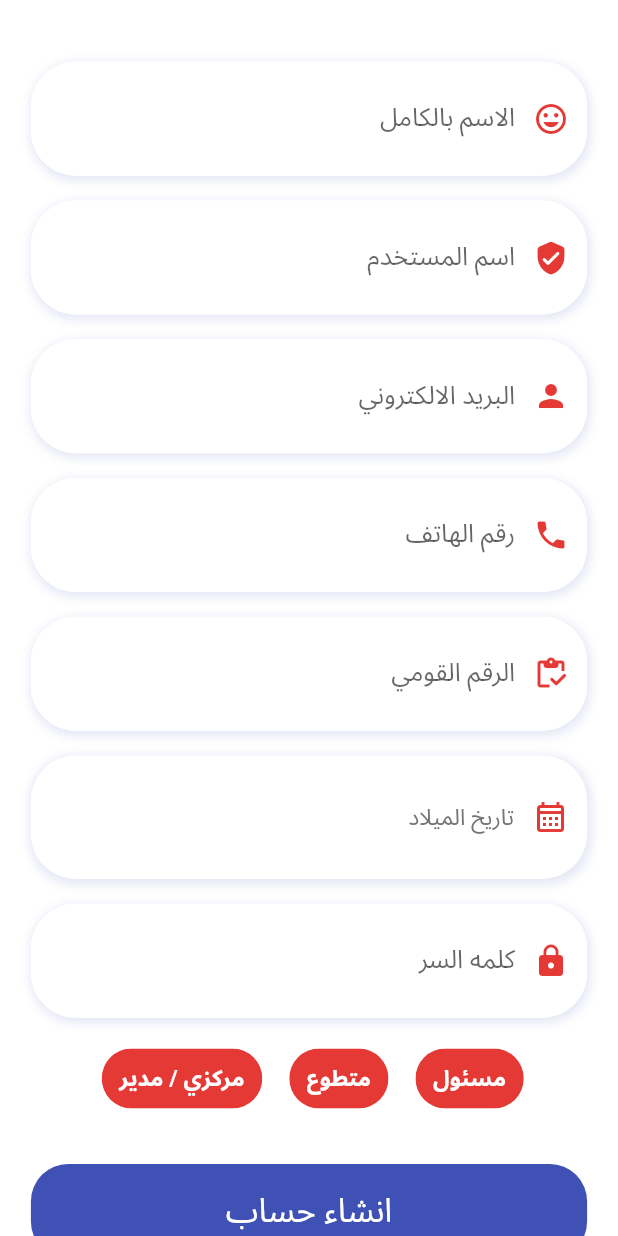
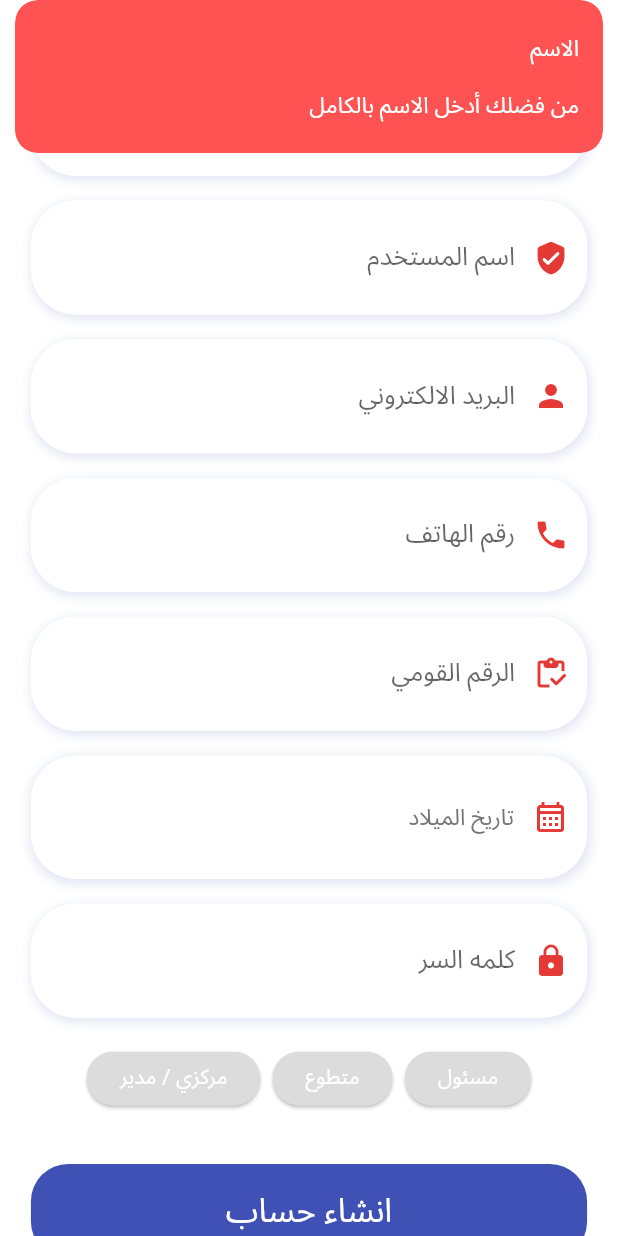
Before and after one commit to abdalla3yash/resala, a Flutter app: the RegisterScreen screen opened directly, after a tap on "انشاء حساب", on a phone screen of 412 x 824 dp. Run offline on Flutter 3.47's test engine with Material 2 defaults, Android fonts, the phone set to English and light mode, and no system bars; our stand-ins replace get, shared_preferences; accounts and stored records are empty.

Commit message:
finish register function

```diff
--- a/lib/views/screen/auth/forget_pass_screen.dart
+++ b/lib/views/screen/auth/forget_pass_screen.dart
@@ -5,7 +5,7 @@ class ForgetPasswordScreen extends StatelessWidget {
 
   @override
   Widget build(BuildContext context) {
-    return Scaffold(
+    return const Scaffold(
       body: Center(
         child: Text("forgot passssss"),
       ),
--- a/lib/views/screen/auth/login_screen.dart
+++ b/lib/views/screen/auth/login_screen.dart
@@ -17,7 +17,7 @@ class LoginScreen extends StatelessWidget {
     var emailController = TextEditingController();
     var passwordController = TextEditingController();
 
-    void _login(AuthController authController) {
+    void login(AuthController authController) {
       String email = emailController.text.trim();
       String password = passwordController.text.trim();
       if (email.isEmpty) {
@@ -91,7 +91,7 @@ class LoginScreen extends StatelessWidget {
                       ),
                       GestureDetector(
                         onTap: () {
-                          _login(controller);
+                          login(controller);
                         },
                         child: Container(
                           width: Get.context!.width * 0.9,
--- a/lib/views/screen/auth/register_screen.dart
+++ b/lib/views/screen/auth/register_screen.dart
@@ -2,9 +2,12 @@ import 'package:flutter/material.dart';
 import 'package:get/get.dart';
 import 'package:intl/intl.dart';
 import 'package:resala/controller/controllers/auth_controller.dart';
+import 'package:resala/model/models/register_model.dart';
+import 'package:resala/model/routes/router.dart';
 import 'package:resala/views/widget/app_text_field.dart';
 import 'package:resala/views/widget/colors.dart';
 import 'package:resala/views/widget/custom_loader.dart';
+import 'package:resala/views/widget/custom_snackbar.dart';
 import 'package:resala/views/widget/footer.dart';
 import 'package:resala/views/widget/time_picker.dart';
 
@@ -26,38 +29,74 @@ class _RegisterScreenState extends State<RegisterScreen>
     var phoneController = TextEditingController();
     var usernameController = TextEditingController();
     var nationalIDController = TextEditingController();
-    var userTybeIDController = TextEditingController();
     var passwordController = TextEditingController();
+    int? defaultChoiceIndex;
 
-    int? selectedIndex;
-    List<String> chipsList = [
+    void registeration(AuthController authController) {
+      String name = nameController.text.trim();
+      String email = emailController.text.trim();
+      String password = passwordController.text.trim();
+      String phone = phoneController.text.trim();
+      String username = usernameController.text.trim();
+      String nationalID = nationalIDController.text.trim();
+      String userType = defaultChoiceIndex.toString();
+      String birthDay = dateSub.toString();
+
+      if (name.isEmpty) {
+        showCustomSnackBar("من فضلك أدخل الاسم بالكامل", title: "الاسم");
+      } else if (username.isEmpty) {
+        showCustomSnackBar("من فضلك أدخل اسم المستخدم", title: "اسم المستخدم");
+      } else if (email.isEmpty) {
+        showCustomSnackBar("من فضلك أدخل البريد الالكتروني",
+            title: "البريد الالكتروني");
+      } else if (phone.isEmpty) {
+        showCustomSnackBar("من فضلك أدخل رقم الهاتف ", title: "رقم الهاتف");
+      } else if (nationalID.isEmpty) {
+        showCustomSnackBar("من فضلك أدخل الرقم القومي", title: "الرقم القومي");
+      } else if (birthDay.isEmpty) {
+        showCustomSnackBar("من فضلك أدخل تاريخ الميلاد",
+            title: "تاريخ الميلاد");
+      } else if (userType.isEmpty) {
+        showCustomSnackBar("من فضلك يجب اختيار نوع المسئوليه",
+            title: "نوع المسئوليه");
+      } else if (password.isEmpty) {
+        showCustomSnackBar("من فضلك أدخل كلمه السر", title: "كلمه السر");
+      } else if (!GetUtils.isEmail(email)) {
+        showCustomSnackBar("من فضلك أدخل عنوان بريد الكتروني صالح",
+            title: "البريد الالكتروني");
+      } else if (password.length < 6) {
+        showCustomSnackBar("كلمه السر يجب أن تكون اكثر من 6 حروف",
+            title: "كلمه السر");
+      } else if (nationalID.length != 14) {
+        showCustomSnackBar("من فضلك أدخل رقم قومي صالح", title: "الرقم القومي");
+      } else {
+        showCustomSnackBar("تم انشاء الحساب بنجاح",
+            title: "رساله", color: AppColors.mainBlueColor);
+        RegisterModel registermodel = RegisterModel(
+          name: name,
+          nationalId: nationalID,
+          birthDate: birthDay,
+          email: email,
+          userName: username,
+          mobile: phone,
+          userTypeId: userType,
+          image: "assets/img/profile.jpg",
+        );
+        authController.registeration(registermodel).then((status) {
+          if (status.isSuccess) {
+            Get.offNamed(RouteHelper.getHome());
+          } else {
+            showCustomSnackBar(status.message);
+          }
+        });
+      }
+    }
+
+    List<String> choicesList = [
       "مسئول",
       "متطوع",
       "مركزي / مدير",
     ];
-    List<Widget> techChips() {
-      List<Widget> chips = [];
-      for (int i = 0; i < chipsList.length; i++) {
-        Widget item = Padding(
-          padding: const EdgeInsets.only(left: 10, right: 5),
-          child: ChoiceChip(
-            label: Text(chipsList[i].toString()),
-            labelStyle: const TextStyle(color: Colors.white),
-            backgroundColor: AppColors.mainRedColor,
-            selectedColor: AppColors.mainBlueColor,
-            disabledColor: AppColors.whiteColor,
-            selected: selectedIndex == i,
-            onSelected: (bool value) {
-              setState(() {
-                selectedIndex = i;
-              });
-            },
-          ),
-        );
-        chips.add(item);
-      }
-      return chips;
-    }
 
     return Scaffold(
       backgroundColor: AppColors.whiteColor,
@@ -119,7 +158,7 @@ class _RegisterScreenState extends State<RegisterScreen>
                                   context: context,
                                   initialDate: DateTime.now(),
                                   firstDate: DateTime(1950),
-                                  lastDate: DateTime(2050),
+                                  lastDate: DateTime.now(),
                                   currentDate: DateTime.now(),
                                   initialEntryMode:
                                       DatePickerEntryMode.calendar,
@@ -159,15 +198,46 @@ class _RegisterScreenState extends State<RegisterScreen>
                         height: Get.context!.height * 0.02,
                       ),
                       Wrap(
-                        spacing: 3,
-                        direction: Axis.horizontal,
-                        children: techChips(),
+                        spacing: 8,
+                        children: List.generate(
+                          choicesList.length,
+                          (index) {
+                            return ChoiceChip(
+                              labelPadding: const EdgeInsets.all(2.0),
+                              label: Text(
+                                choicesList[index],
+                                style: Theme.of(context)
+                                    .textTheme
+                                    .bodyText2!
+                                    .copyWith(
+                                      color: Colors.white,
+                                      fontSize: 14,
+                                    ),
+                              ),
+                              selected: defaultChoiceIndex == index,
+                              selectedColor: AppColors.mainBlueColor,
+                              onSelected: (value) {
+                                setState(
+                                  () {
+                                    defaultChoiceIndex =
+                                        value ? index : defaultChoiceIndex;
+                                  },
+                                );
+                              },
+                              elevation: 1,
+                              padding:
+                                  const EdgeInsets.symmetric(horizontal: 20),
+                            );
+                          },
+                        ),
                       ),
                       SizedBox(
                         height: Get.context!.height * 0.04,
                       ),
                       GestureDetector(
-                        onTap: () {},
+                        onTap: () {
+                          registeration(controller);
+                        },
                         child: Container(
                           width: Get.context!.width * 0.9,
                           height: Get.context!.height / 13,
--- a/lib/views/screen/home/home_screen.dart
+++ b/lib/views/screen/home/home_screen.dart
@@ -5,6 +5,6 @@ class HomeScreen extends StatelessWidget {
 
   @override
   Widget build(BuildContext context) {
-    return Scaffold();
+    return const Scaffold();
   }
 }
```
Also changed, not shown: lib/controller/controllers/auth_controller.dart (+16 -16 lines), lib/controller/repo/auth_repo.dart (+5 -4 lines), lib/model/models/register_model.dart (+5 -36 lines), lib/views/widget/custom_snackbar.dart (+11 -4 lines).
